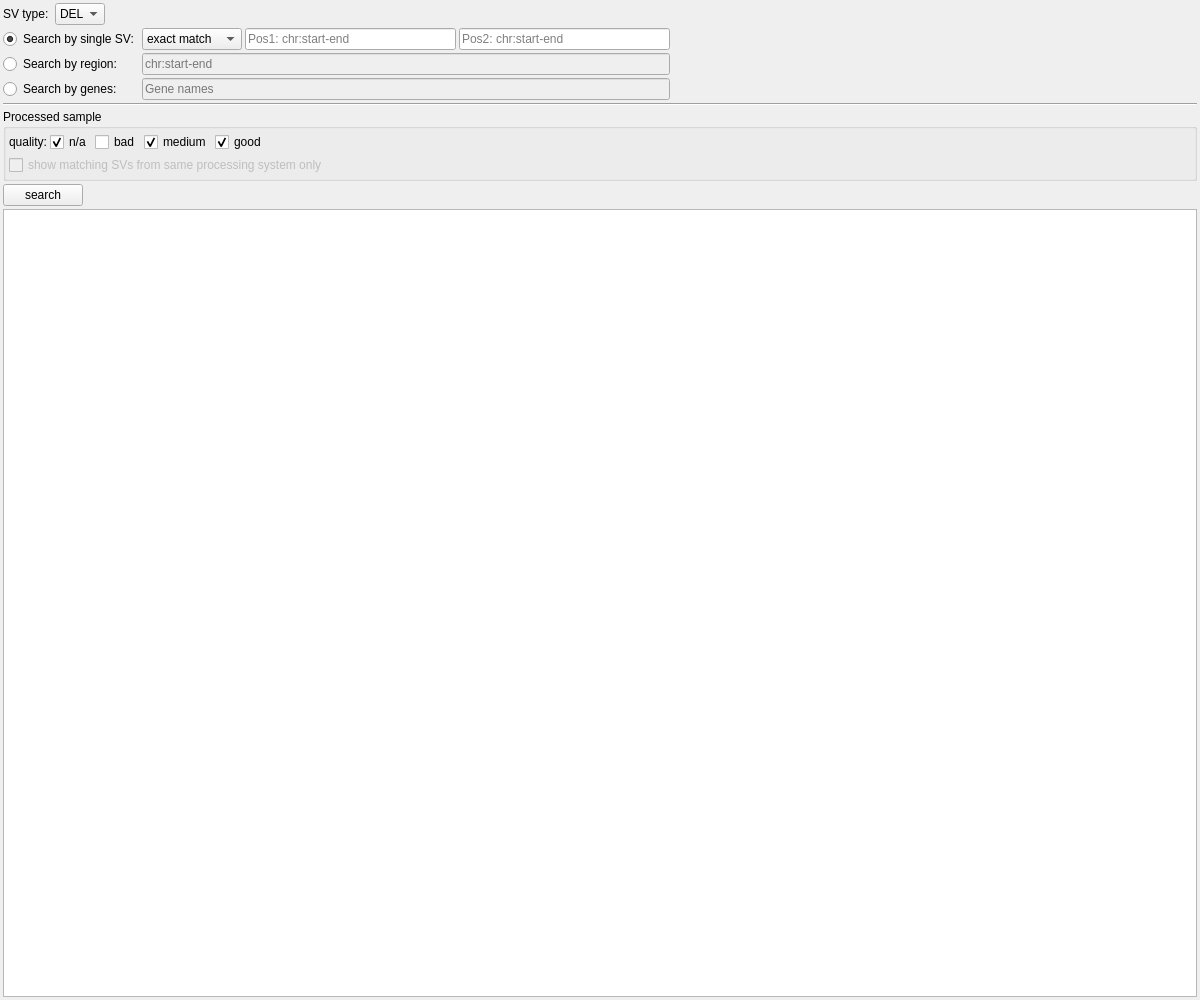
The window that src/GSvar/SvSearchWidget.ui (imgag/ngs-bits) describes before a commit, drawn with Qt 5.
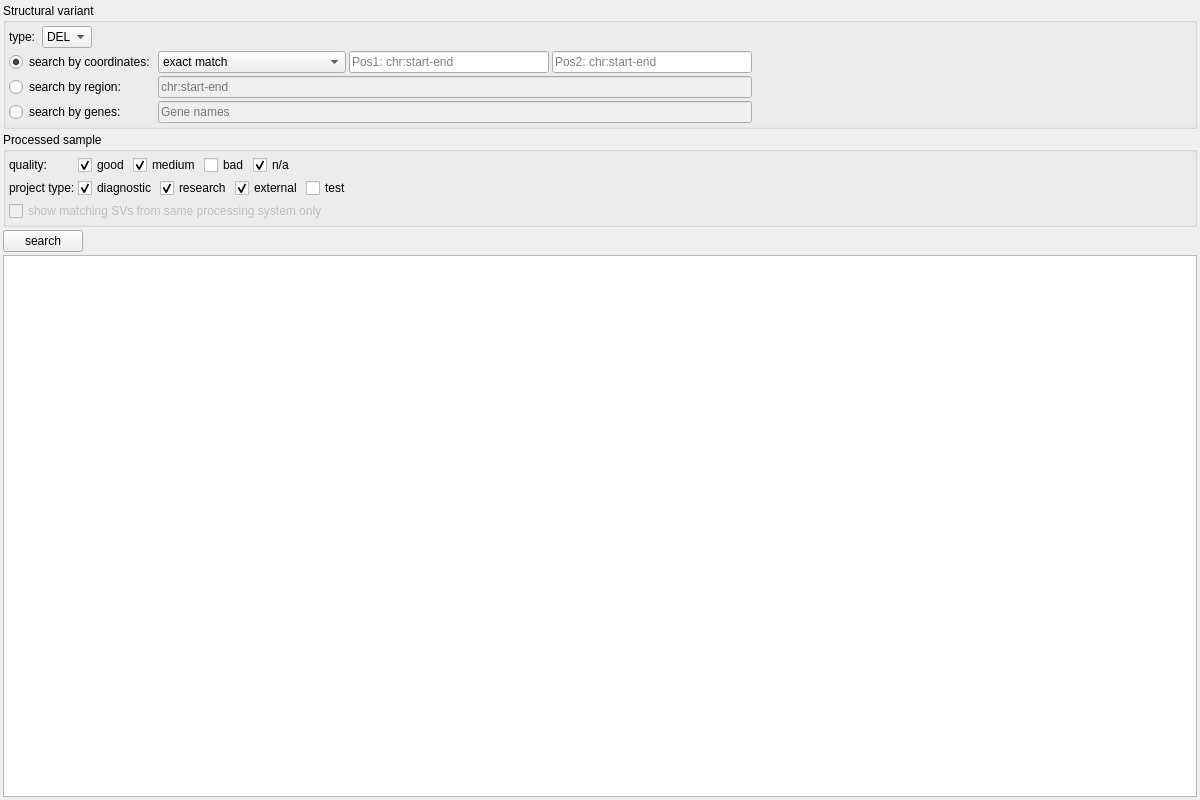
The same window after the commit. Custom widgets are drawn as their Qt base class.

Commit message: GSvar: Added project type filter to variant search dialogs (small variants, CNVs and SVs).

What changed in the file:
```diff
--- a/src/GSvar/SvSearchWidget.ui
+++ b/src/GSvar/SvSearchWidget.ui
@@ -7,19 +7,43 @@
     <x>0</x>
     <y>0</y>
     <width>1200</width>
-    <height>1000</height>
+    <height>800</height>
    </rect>
   </property>
   <property name="minimumSize">
    <size>
     <width>1200</width>
-    <height>1000</height>
+    <height>800</height>
    </size>
   </property>
   <property name="windowTitle">
    <string>Form</string>
   </property>
-  <layout class="QVBoxLayout" name="verticalLayout_2" stretch="0,0,0,0,0,0">
+  <layout class="QVBoxLayout" name="verticalLayout_2" stretch="0,0,0,0">
+   <property name="spacing">
+    <number>3</number>
+   </property>
+   <property name="leftMargin">
+    <number>3</number>
+   </property>
+   <property name="topMargin">
+    <number>3</number>
+   </property>
+   <property name="rightMargin">
+    <number>3</number>
+   </property>
+   <property name="bottomMargin">
+    <number>3</number>
+   </property>
+   <item>
+    <widget class="QGroupBox" name="groupBox">
+     <property name="title">
+      <string>Structural variant</string>
+     </property>
+     <property name="flat">
+      <bool>true</bool>
+     </property>
+     <layout class="QVBoxLayout" name="verticalLayout_3">
    <property name="spacing">
     <number>3</number>
    </property>
@@ -43,7 +67,7 @@
      <item>
       <widget class="QLabel" name="label_5">
        <property name="text">
-        <string>SV type: </string>
+           <string>type: </string>
        </property>
       </widget>
      </item>
@@ -98,39 +122,44 @@
     </layout>
    </item>
    <item>
-    <layout class="QGridLayout" name="gridLayout">
-     <item row="2" column="3">
-      <layout class="QHBoxLayout" name="horizontalLayout_4">
+       <layout class="QGridLayout" name="gridLayout_2" columnstretch="1,3,3,3,7">
        <property name="spacing">
         <number>3</number>
        </property>
-       <item>
-        <spacer name="horizontalSpacer">
-         <property name="orientation">
-          <enum>Qt::Horizontal</enum>
-         </property>
-         <property name="sizeType">
-          <enum>QSizePolicy::MinimumExpanding</enum>
-         </property>
-         <property name="sizeHint" stdset="0">
-          <size>
-           <width>30</width>
-           <height>10</height>
-          </size>
-         </property>
-        </spacer>
-       </item>
-      </layout>
-     </item>
-     <item row="0" column="3">
-      <layout class="QHBoxLayout" name="horizontalLayout_7"/>
-     </item>
-     <item row="1" column="2">
-      <layout class="QHBoxLayout" name="hl_single_sv">
-       <property name="spacing">
-        <number>3</number>
-       </property>
-       <item>
+        <item row="0" column="0">
+         <widget class="QRadioButton" name="rb_single_sv">
+          <property name="text">
+           <string>search by coordinates:</string>
+          </property>
+          <property name="checked">
+           <bool>true</bool>
+          </property>
+          <attribute name="buttonGroup">
+           <string notr="true">buttonGroup</string>
+          </attribute>
+         </widget>
+        </item>
+        <item row="2" column="0">
+         <widget class="QRadioButton" name="rb_genes">
+          <property name="text">
+           <string>search by genes: </string>
+          </property>
+          <attribute name="buttonGroup">
+           <string notr="true">buttonGroup</string>
+          </attribute>
+         </widget>
+        </item>
+        <item row="1" column="0">
+         <widget class="QRadioButton" name="rb_region">
+          <property name="text">
+           <string>search by region: </string>
+          </property>
+          <attribute name="buttonGroup">
+           <string notr="true">buttonGroup</string>
+          </attribute>
+         </widget>
+        </item>
+        <item row="0" column="1">
         <widget class="QComboBox" name="operation">
          <property name="minimumSize">
           <size>
@@ -150,7 +179,7 @@
          </item>
         </widget>
        </item>
-       <item>
+        <item row="0" column="2">
         <widget class="QLineEdit" name="coordinates1">
          <property name="minimumSize">
           <size>
@@ -169,7 +198,7 @@
          </property>
         </widget>
        </item>
-       <item>
+        <item row="0" column="3">
         <widget class="QLineEdit" name="coordinates2">
          <property name="minimumSize">
           <size>
@@ -182,9 +211,23 @@
          </property>
         </widget>
        </item>
-      </layout>
-     </item>
-     <item row="2" column="2">
+        <item row="0" column="4">
+         <spacer name="horizontalSpacer">
+          <property name="orientation">
+           <enum>Qt::Horizontal</enum>
+          </property>
+          <property name="sizeType">
+           <enum>QSizePolicy::MinimumExpanding</enum>
+          </property>
+          <property name="sizeHint" stdset="0">
+           <size>
+            <width>30</width>
+            <height>10</height>
+           </size>
+          </property>
+         </spacer>
+        </item>
+        <item row="1" column="1" colspan="3">
       <widget class="QLineEdit" name="le_region">
        <property name="enabled">
         <bool>false</bool>
@@ -194,7 +237,7 @@
        </property>
       </widget>
      </item>
-     <item row="3" column="2">
+        <item row="2" column="1" colspan="3">
       <widget class="QLineEdit" name="le_genes">
        <property name="enabled">
         <bool>false</bool>
@@ -207,67 +250,26 @@
        </property>
       </widget>
      </item>
-     <item row="3" column="0">
-      <widget class="QRadioButton" name="rb_genes">
-       <property name="text">
-        <string>Search by genes: </string>
-       </property>
-       <attribute name="buttonGroup">
-        <string notr="true">buttonGroup</string>
-       </attribute>
-      </widget>
-     </item>
-     <item row="1" column="0">
-      <widget class="QRadioButton" name="rb_single_sv">
-       <property name="text">
-        <string>Search by single SV:</string>
-       </property>
-       <property name="checked">
-        <bool>true</bool>
-       </property>
-       <attribute name="buttonGroup">
-        <string notr="true">buttonGroup</string>
-       </attribute>
-      </widget>
-     </item>
-     <item row="2" column="0">
-      <widget class="QRadioButton" name="rb_region">
-       <property name="text">
-        <string>Search by region: </string>
-       </property>
-       <attribute name="buttonGroup">
-        <string notr="true">buttonGroup</string>
-       </attribute>
-      </widget>
-     </item>
-     <item row="3" column="3">
-      <layout class="QHBoxLayout" name="horizontalLayout_5">
-       <property name="spacing">
-        <number>3</number>
-       </property>
       </layout>
      </item>
     </layout>
-   </item>
-   <item>
-    <widget class="Line" name="line">
-     <property name="orientation">
-      <enum>Qt::Horizontal</enum>
-     </property>
     </widget>
    </item>
    <item>
     <widget class="QGroupBox" name="groupBox_3">
+     <property name="minimumSize">
+      <size>
+       <width>0</width>
+       <height>0</height>
+      </size>
+     </property>
      <property name="title">
       <string>Processed sample</string>
      </property>
      <property name="flat">
       <bool>true</bool>
      </property>
-     <layout class="QVBoxLayout" name="verticalLayout">
-      <property name="spacing">
-       <number>3</number>
-      </property>
+     <layout class="QGridLayout" name="gridLayout">
       <property name="leftMargin">
        <number>3</number>
       </property>
@@ -280,45 +282,21 @@
       <property name="bottomMargin">
        <number>3</number>
       </property>
-      <item>
-       <layout class="QHBoxLayout" name="horizontalLayout_3">
         <property name="spacing">
          <number>3</number>
         </property>
-        <item>
+      <item row="0" column="0">
          <widget class="QLabel" name="label_3">
           <property name="text">
            <string>quality:</string>
           </property>
          </widget>
         </item>
-        <item>
-         <widget class="QCheckBox" name="q_ps_na">
-          <property name="text">
-           <string>n/a</string>
-          </property>
-          <property name="checked">
-           <bool>true</bool>
-          </property>
-         </widget>
-        </item>
-        <item>
-         <widget class="QCheckBox" name="q_ps_bad">
-          <property name="text">
-           <string>bad</string>
-          </property>
-         </widget>
-        </item>
-        <item>
-         <widget class="QCheckBox" name="q_ps_medium">
-          <property name="text">
-           <string>medium</string>
-          </property>
-          <property name="checked">
-           <bool>true</bool>
-          </property>
-         </widget>
-        </item>
+      <item row="0" column="1">
+       <layout class="QHBoxLayout" name="horizontalLayout_3">
+        <property name="spacing">
+         <number>3</number>
+        </property>
         <item>
          <widget class="QCheckBox" name="q_ps_good">
           <property name="text">
@@ -329,6 +307,33 @@
           </property>
          </widget>
         </item>
+        <item>
+         <widget class="QCheckBox" name="q_ps_medium">
+          <property name="text">
+           <string>medium</string>
+          </property>
+          <property name="checked">
+           <bool>true</bool>
+          </property>
+         </widget>
+        </item>
+        <item>
+         <widget class="QCheckBox" name="q_ps_bad">
+          <property name="text">
+           <string>bad</string>
+          </property>
+         </widget>
+        </item>
+        <item>
+         <widget class="QCheckBox" name="q_ps_na">
+          <property name="text">
+           <string>n/a</string>
+          </property>
+          <property name="checked">
+           <bool>true</bool>
+          </property>
+         </widget>
+        </item>
         <item>
          <spacer name="horizontalSpacer_4">
           <property name="orientation">
@@ -344,7 +349,71 @@
         </item>
        </layout>
       </item>
+      <item row="1" column="0">
+       <widget class="QLabel" name="label_7">
+        <property name="text">
+         <string>project type:</string>
+        </property>
+       </widget>
+      </item>
+      <item row="1" column="1">
+       <layout class="QHBoxLayout" name="horizontalLayout_8">
+        <property name="spacing">
+         <number>3</number>
+        </property>
       <item>
+         <widget class="QCheckBox" name="p_diagnostic">
+          <property name="text">
+           <string>diagnostic</string>
+          </property>
+          <property name="checked">
+           <bool>true</bool>
+          </property>
+         </widget>
+        </item>
+        <item>
+         <widget class="QCheckBox" name="p_research">
+          <property name="text">
+           <string>research</string>
+          </property>
+          <property name="checked">
+           <bool>true</bool>
+          </property>
+         </widget>
+        </item>
+        <item>
+         <widget class="QCheckBox" name="p_external">
+          <property name="text">
+           <string>external</string>
+          </property>
+          <property name="checked">
+           <bool>true</bool>
+          </property>
+         </widget>
+        </item>
+        <item>
+         <widget class="QCheckBox" name="p_test">
+          <property name="text">
+           <string>test</string>
+          </property>
+         </widget>
+        </item>
+        <item>
+         <spacer name="horizontalSpacer_9">
+          <property name="orientation">
+           <enum>Qt::Horizontal</enum>
+          </property>
+          <property name="sizeHint" stdset="0">
+           <size>
+            <width>40</width>
+            <height>20</height>
+           </size>
+          </property>
+         </spacer>
+        </item>
+       </layout>
+      </item>
+      <item row="2" column="0" colspan="2">
        <widget class="QCheckBox" name="same_processing_system_only">
         <property name="enabled">
          <bool>false</bool>
```
Lines whose indentation alone changed are shown as unchanged. The commit also changes 6 other files.
